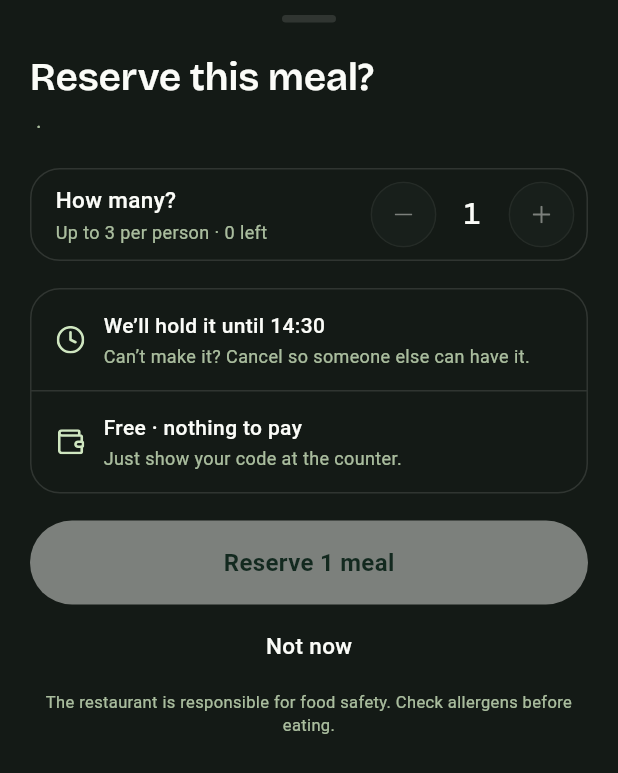
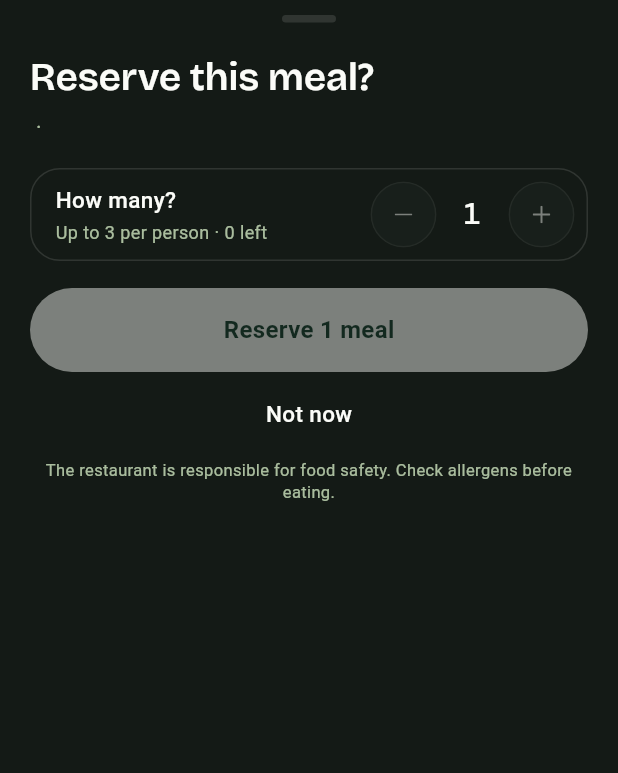
Before and after one commit to mohammed-alshabibi/ZAD, a Flutter app: the _ReserveSheet widget shown alone on an empty page, opened directly with empty values, on a phone screen of 412 x 824 dp. Shown: the top 773 px of the screen. Run offline on Flutter 3.47's test engine with Material 3 defaults, Android fonts, the phone set to English and light mode, and no system bars; our stand-ins replace dio, fl_chart, flutter_riverpod, flutter_svg, geolocator, go_router and 2 more; missing offline and left inert: mapbox_maps_flutter; accounts and stored records are empty; Roboto replaces fonts that are missing (Readex Pro); project files that could hold a hidden picture were left out.

Commit message:
Reserve sheet: remove the hold-time and pay-at-counter box
Co-Authored-By: Claude Opus 5.5 <noreply@anthropic.com>

```diff
--- a/app/lib/features/user/meal/reserve_sheet.dart
+++ b/app/lib/features/user/meal/reserve_sheet.dart
@@ -1,13 +1,10 @@
 import 'package:flutter/material.dart';
 import 'package:flutter_riverpod/flutter_riverpod.dart';
 
-import '../../../core/format/muscat_time.dart';
 import '../../../core/l10n/generated/app_localizations.dart';
 import '../../../core/theme/zad_colors.dart';
 import '../../../core/theme/zad_type.dart';
-import '../../../core/time/clock.dart';
 import '../../../core/widgets/zad_button.dart';
-import '../../../core/widgets/zad_icon.dart';
 import '../../../core/widgets/zad_sheet.dart';
 import '../../../core/widgets/zad_stepper.dart';
 import '../application/reservations.dart';
@@ -15,7 +12,6 @@ import '../data/user_offers_repository.dart';
 import '../data/user_reservations_repository.dart';
 import '../domain/nearby_offer.dart';
 import '../domain/user_reservation.dart';
-import '../home/offer_text.dart';
 
 /// Figma "Meal details — Reserve sheet" (24:170). Returns the new
 /// reservation, or null if the user closed the sheet.
@@ -78,18 +74,11 @@ class _ReserveSheetState extends ConsumerState<_ReserveSheet> {
   Widget build(BuildContext context) {
     final l10n = AppLocalizations.of(context);
     final z = context.zad;
-    final now = ref.now;
     // Follow the live count while the sheet is open.
     final offer = ref.watch(offerDetailsProvider(widget.offer.id)).value ?? widget.offer;
     final o = offer.offer;
     final max = maxReservable(o.quantityAvailable);
     final quantity = _quantity.clamp(1, max < 1 ? 1 : max);
-
-    // hold_expires_at = min(max(now, pickup_start) + 30 min, pickup_end), as the server works it out.
-    final from = now.isAfter(o.pickupStart) ? now : o.pickupStart;
-    final hold = from.add(FakeUserReservationsRepository.hold);
-    final holdUntil = hold.isAfter(o.pickupEnd) ? o.pickupEnd : hold;
-    final free = o.priceBaisa == 0;
 
     return ZadSheet(
       title: l10n.reserveSheetTitle,
@@ -118,24 +107,6 @@ class _ReserveSheetState extends ConsumerState<_ReserveSheet> {
                 increaseLabel: l10n.increaseQuantity,
                 onDecrease: _busy || quantity <= 1 ? null : () => setState(() => _quantity = quantity - 1),
                 onIncrease: _busy || quantity >= max ? null : () => setState(() => _quantity = quantity + 1),
-              ),
-            ],
-          ),
-        ),
-        const SizedBox(height: 18),
-        _Box(
-          child: Column(
-            children: [
-              _SummaryRow(
-                icon: ZadIcons.clock,
-                title: l10n.holdUntilTitle(muscatClock(holdUntil)),
-                body: l10n.holdUntilBody,
-                divider: true,
-              ),
-              _SummaryRow(
-                icon: ZadIcons.wallet,
-                title: free ? l10n.freeCounterTitle : l10n.payCounterTitle(l10n.priceLabel(o.priceBaisa * quantity)),
-                body: free ? l10n.freeCounterBody : l10n.payCounterBody,
               ),
             ],
           ),
@@ -190,39 +161,3 @@ class _Box extends StatelessWidget {
     );
   }
 }
-
-class _SummaryRow extends StatelessWidget {
-  const _SummaryRow({required this.icon, required this.title, required this.body, this.divider = false});
-
-  final ZadIcons icon;
-  final String title;
-  final String body;
-  final bool divider;
-
-  @override
-  Widget build(BuildContext context) {
-    final z = context.zad;
-    return Container(
-      padding: const EdgeInsets.symmetric(horizontal: 16, vertical: 14),
-      decoration: BoxDecoration(
-        border: divider ? Border(bottom: BorderSide(color: z.nightHairline)) : null,
-      ),
-      child: Row(
-        children: [
-          ZadIcon(icon, size: 20),
-          const SizedBox(width: 12),
-          Expanded(
-            child: Column(
-              crossAxisAlignment: CrossAxisAlignment.start,
-              children: [
-                Text(title, style: ZadType.body(size: 14, weight: FontWeight.w500, color: z.card)),
-                const SizedBox(height: 2),
-                Text(body, style: ZadType.body(size: 12, height: 17 / 12, color: z.onFrondMuted)),
-              ],
-            ),
-          ),
-        ],
-      ),
-    );
-  }
-}
```
